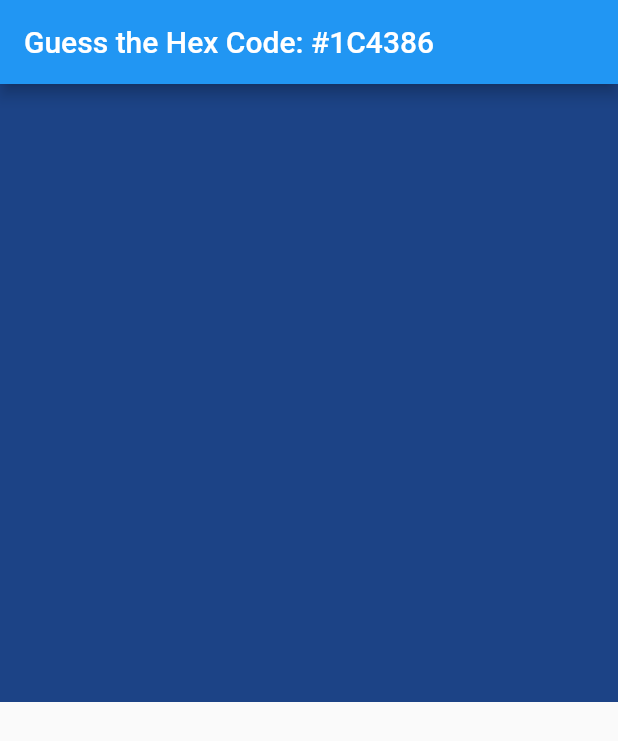
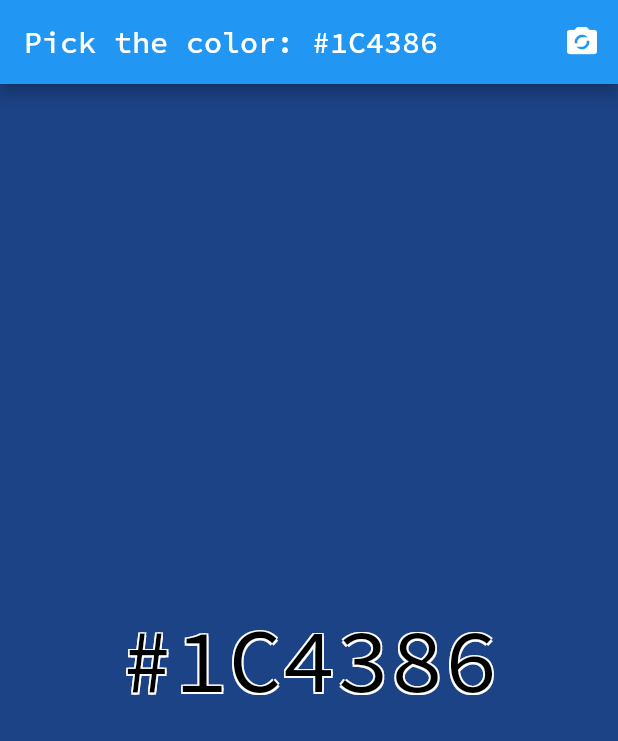
Before and after one commit to dharamsk/colorpicker, a Flutter app: the screen it shows after launch, on a phone screen of 412 x 824 dp. Shown: the top 741 px of the screen. Run offline on Flutter 3.47's test engine with Material 2 defaults, Android fonts, the phone set to English and light mode, and no system bars; our stand-ins replace confetti, google_fonts.

```diff
--- a/lib/main.dart
+++ b/lib/main.dart
@@ -1,20 +1,36 @@
 import 'dart:math';
 import 'package:flutter/material.dart';
+import 'package:google_fonts/google_fonts.dart';
+import 'package:confetti/confetti.dart';
 
-void main() => runApp(MyApp());
+void main() => runApp(const MyApp());
 
 class MyApp extends StatelessWidget {
+  const MyApp({super.key});
+
   @override
   Widget build(BuildContext context) {
     return MaterialApp(
-      title: 'Hex Color Game',
+      title: 'Color Picker',
       theme: ThemeData(primarySwatch: Colors.blue),
-      home: ColorGame(),
+      home: const ColorGame(),
     );
   }
 }
 
+final defaultTextStyle = GoogleFonts.sourceCodePro(
+  color: Colors.black,
+  shadows: [
+    const Shadow(offset: Offset(-1, -1), color: Colors.white),
+    const Shadow(offset: Offset(1, -1), color: Colors.white),
+    const Shadow(offset: Offset(1, 1), color: Colors.white),
+    const Shadow(offset: Offset(-1, 1), color: Colors.white),
+  ],
+);
+
 class ColorGame extends StatefulWidget {
+  const ColorGame({super.key});
+
   @override
   _ColorGameState createState() => _ColorGameState();
 }
@@ -23,12 +39,21 @@ class _ColorGameState extends State<ColorGame> {
   late Color correctColor;
   late List<Color> colorOptions;
   late String hexCode;
+  late ConfettiController _confettiController;
   bool isAnimating = false;
+  bool isAnswered = false;
 
   @override
   void initState() {
     super.initState();
     _generateNewColors();
+    _confettiController = ConfettiController(duration: Duration(seconds: 2));
+  }
+
+  @override
+  void dispose() {
+    _confettiController.dispose();
+    super.dispose();
   }
 
   Color? lastCorrectColor;
@@ -36,12 +61,10 @@ class _ColorGameState extends State<ColorGame> {
   void _generateNewColors() {
     colorOptions = List.generate(4, (index) => _randomColor());
 
-    // Ensure the new correctColor is different from the last one
     do {
       correctColor = colorOptions[Random().nextInt(4)];
     } while (correctColor == lastCorrectColor);
 
-    // Update lastCorrectColor for the next round
     lastCorrectColor = correctColor;
 
     hexCode =
@@ -53,46 +76,126 @@ class _ColorGameState extends State<ColorGame> {
   }
 
   void _checkAnswer(Color selectedColor) {
+    if (isAnswered) return;
+
     setState(() {
       isAnimating = true;
+      isAnswered = true;
     });
+
     if (selectedColor == correctColor) {
-      // Correct answer logic can be added here if needed
-    } else {
-      // Wrong answer logic can be added here if needed
+      _confettiController.play(); // Play confetti animation
     }
-    Future.delayed(Duration(milliseconds: 500), () {
+
+    Future.delayed(const Duration(milliseconds: 500), () {
       setState(() {
         isAnimating = false;
-        _generateNewColors(); // Generate new set for next round
       });
     });
   }
 
   double _getScale(int index) {
     if (isAnimating && colorOptions[index] == correctColor) {
-      return 1.2; // Increase size of the correct color during animation
+      return 1.2;
     }
-    return 1.0; // Default scale
+    return 1.0;
   }
 
   @override
   Widget build(BuildContext context) {
     return Scaffold(
-      appBar: AppBar(title: Text("Guess the Hex Code: $hexCode")),
-      body: GridView.builder(
-        gridDelegate:
-            SliverGridDelegateWithFixedCrossAxisCount(crossAxisCount: 2),
-        itemBuilder: (context, index) {
-          return GestureDetector(
-            onTap: () => _checkAnswer(colorOptions[index]),
-            child: Transform.scale(
+      appBar: AppBar(
+        title: Text("Pick the color: $hexCode",
+            style: GoogleFonts.sourceCodePro()),
+        actions: [
+          IconButton(
+            icon: Icon(Icons.party_mode),
+            onPressed: () {
+              print('AppBar button pressed. Playing confetti.');
+              _confettiController.play();
+            },
+          ),
+        ],
+      ),
+      body: Stack(
+        children: [
+          Column(
+            children: [
+              Expanded(
+                child: Row(
+                  children: [
+                    _colorTile(0),
+                    _colorTile(1),
+                  ],
+                ),
+              ),
+              Expanded(
+                child: Row(
+                  children: [
+                    _colorTile(2),
+                    _colorTile(3),
+                  ],
+                ),
+              ),
+            ],
+          ),
+          Align(
+            alignment: Alignment.center,
+            child: Text(
+              hexCode,
+              style: defaultTextStyle.copyWith(fontSize: 60),
+            ),
+          ),
+          ConfettiWidget(
+            confettiController: _confettiController,
+            // blastDirection: pi, // radial value - LEFT
+            // particleDrag: 0.05, // apply drag to the confetti
+            // emissionFrequency: 0.05, // how often it should emit
+            // numberOfParticles: 20, // number of particles to emit
+            // gravity: 0.05, // gravity - or fall speed
+            // shouldLoop:
+            //     false, // start again as soon as the animation is finished
+            // colors: const [
+            //   // manually specify the colors to be used
+            //   Colors.green,
+            //   Colors.blue,
+            //   Colors.pink,
+            //   Colors.orange,
+            //   Colors.purple
+            // ],
+          ),
+        ],
+      ),
+    );
+  }
+
+  Widget _colorTile(int index) {
+    return Expanded(
+      child: GestureDetector(
+        onTap: () {
+          if (isAnswered) {
+            setState(() {
+              _generateNewColors();
+              isAnswered = false;
+            });
+          } else {
+            _checkAnswer(colorOptions[index]);
+          }
+        },
+        child: Stack(
+          alignment: Alignment.center,
+          children: [
+            Transform.scale(
               scale: _getScale(index),
               child: Container(color: colorOptions[index]),
             ),
-          );
-        },
-        itemCount: colorOptions.length,
+            if (isAnswered)
+              Text(
+                '#${colorOptions[index].value.toRadixString(16).toUpperCase().substring(2)}',
+                style: defaultTextStyle.copyWith(fontSize: 36),
+              ),
+          ],
+        ),
       ),
     );
   }
--- a/pubspec.yaml
+++ b/pubspec.yaml
@@ -35,6 +35,8 @@ dependencies:
   # The following adds the Cupertino Icons font to your application.
   # Use with the CupertinoIcons class for iOS style icons.
   cupertino_icons: ^1.0.2
+  google_fonts: ^6.1.0
+  confetti: ^0.7.0
 
 dev_dependencies:
   flutter_test:
```
Also changed, not shown: pubspec.lock, 13 other files.
